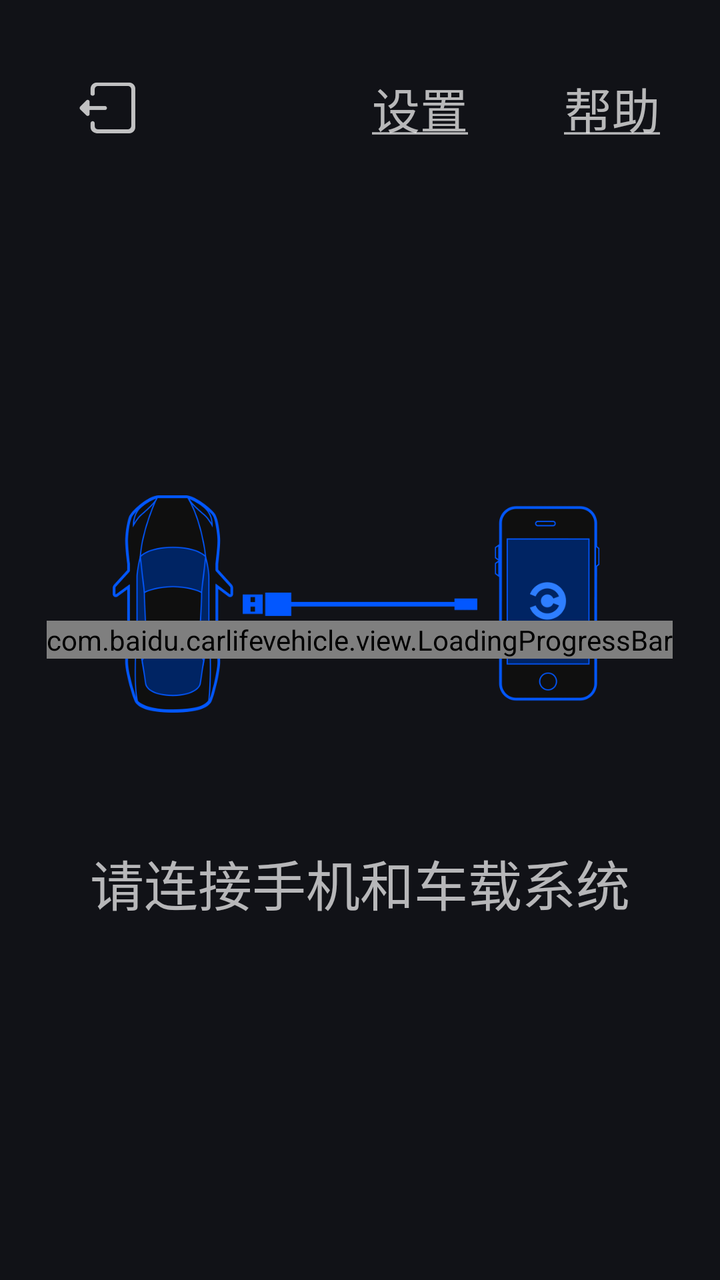
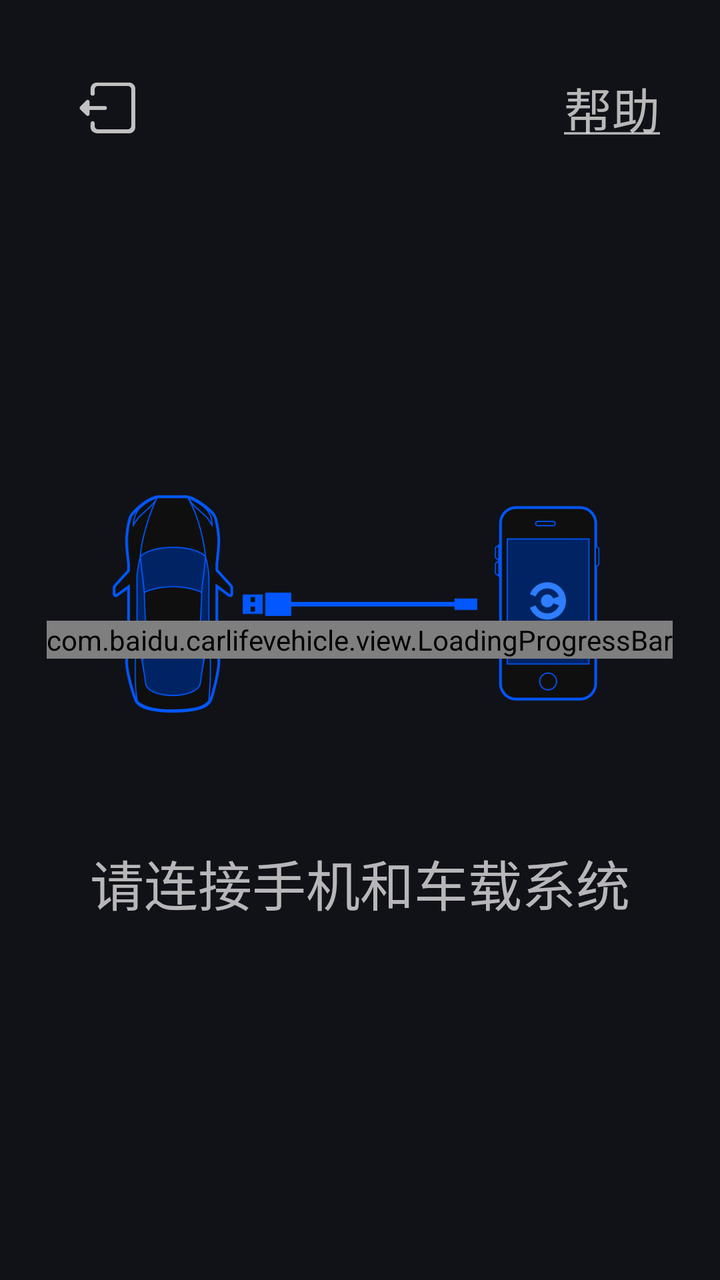

Compare the two renders of this Android layout. The source of the first and the diff that turns it into the second are given below.
<!-- AndroidManifest.xml: fallback theme Theme.MaterialComponents.DayNight.NoActionBar -->
<!-- res/layout/frag_main.xml -->
<?xml version="1.0" encoding="utf-8"?>
<RelativeLayout xmlns:android="http://schemas.android.com/apk/res/android"
    xmlns:android_custom="http://schemas.android.com/apk/res-auto"
    android:id="@+id/main_layout"
    android:layout_width="match_parent"
    android:layout_height="match_parent"
    android:background="@color/cl_bg_c_main">

    <RelativeLayout
        android:id="@+id/rellayout_bar"
        android:layout_width="match_parent"
        android:layout_height="104dp">

        <ImageButton
            android:id="@+id/exit_img_btn"
            android:layout_width="84dp"
            android:layout_height="84dp"
            android:layout_alignParentLeft="true"
            android:layout_marginLeft="12dp"
            android:layout_marginTop="12dp"
            android:background="@drawable/com_bg_btn_selector"
            android:scaleType="center"
            android:src="@drawable/car_ic_exit" />

        <TextView
            android:id="@+id/main_btn_settings"
            android:layout_width="84dp"
            android:layout_height="84dp"
            android:layout_marginRight="12dp"
            android:layout_marginTop="12dp"
            android:layout_toLeftOf="@id/main_btn_help"
            android:background="@drawable/com_bg_btn_selector"
            android:gravity="center"
            android:scaleType="center"
            android:text="@string/baidu_settings"
            android:textColor="@color/cl_text_a4_title"
            android:textSize="24sp" />

        <TextView
            android:id="@+id/main_btn_help"
            android:layout_width="84dp"
            android:layout_height="84dp"
            android:layout_alignParentRight="true"
            android:layout_marginRight="12dp"
            android:layout_marginTop="12dp"
            android:background="@drawable/com_bg_btn_selector"
            android:gravity="center"
            android:scaleType="center"
            android:text="@string/baidu_help"
            android:textColor="@color/cl_text_a4_title"
            android:textSize="24sp" />
    </RelativeLayout>

    <RelativeLayout
        android:id="@+id/main_rellayout_status"
        android:layout_width="648dp"
        android:layout_height="wrap_content"
        android:layout_centerInParent="true">

        <ImageView
            android:id="@+id/main_img_view"
            android:layout_width="match_parent"
            android:layout_height="216dp"
            android:layout_marginTop="105dp"
            android:src="@drawable/car_ic_usbwifi" />

        <TextView
            android:id="@+id/main_info_text_view"
            android:layout_width="wrap_content"
            android:layout_height="wrap_content"
            android:layout_below="@id/main_img_view"
            android:layout_centerHorizontal="true"
            android:layout_marginTop="6dp"
            android:gravity="center"
            android:text="@string/usb_not_connected"
            android:textColor="@color/cp_cont_d"
            android:textSize="27sp" />

        <Button
            android:id="@+id/main_retry_btn"
            android:layout_width="204dp"
            android:layout_height="66dp"
            android:layout_below="@id/main_info_text_view"
            android:layout_centerHorizontal="true"
            android:layout_marginTop="18dp"
            android:background="@drawable/selector_btn_retry"
            android:text="@string/usb_connect_btn_retry"
            android:textColor="@color/cl_text_a4_bgtext"
            android:textSize="24dp"
            android:visibility="invisible"></Button>
    </RelativeLayout>

    <LinearLayout
        android:layout_width="match_parent"
        android:layout_height="match_parent"
        android:orientation="vertical"></LinearLayout>

    <com.baidu.carlifevehicle.view.LoadingProgressBar
        android:id="@+id/main_load_round_progress"
        android:layout_width="wrap_content"
        android:layout_height="wrap_content"
        android:layout_centerInParent="true" />

</RelativeLayout>
<!-- resources referenced by this layout -->
<resources>
  <color name="cl_bg_c_main">#111217</color>
  <color name="cl_text_a4_bgtext">#b3ffffff</color>
  <color name="cl_text_a4_title">#b3ffffff</color>
  <color name="cp_cont_d">#b2ffffff</color>
  <!-- drawable car_ic_exit: png bitmap (drawable-hdpi, 350 bytes) -->
  <!-- drawable car_ic_usbwifi: png bitmap (drawable-hdpi, 7342 bytes) -->
  <!-- drawable com_bg_btn_selector (drawable) -->
  <?xml version="1.0" encoding="utf-8"?>
  <selector xmlns:android="http://schemas.android.com/apk/res/android">
      <item android:state_pressed="true" android:drawable="@drawable/com_bg_btn_circle" />
      <item android:state_focused="true" android:drawable="@drawable/com_bg_foucs" />
      <item android:state_selected="true" android:drawable="@drawable/com_bg_btn_circle" />
      <item android:drawable="@android:color/transparent" />
  </selector>
  <!-- drawable selector_btn_retry (drawable) -->
  <?xml version="1.0" encoding="UTF-8"?>
  <selector xmlns:android="http://schemas.android.com/apk/res/android">
  
      <item android:drawable="@drawable/shape_btn_press" android:state_pressed="true"/>
      <item android:drawable="@drawable/shape_btn_press" android:state_focused="true"/>
      <item android:drawable="@drawable/shape_btn_normal"/>
  
  </selector>
  <string name="baidu_help"><u>帮助</u></string>
  <string name="baidu_settings"><u>设置</u></string>
  <string name="usb_connect_btn_retry">重新连接</string>
  <string name="usb_not_connected">请连接手机和车载系统</string>
  <!-- drawable com_bg_btn_circle (drawable) -->
  <?xml version="1.0" encoding="utf-8"?>
  <shape xmlns:android="http://schemas.android.com/apk/res/android"
      android:shape="oval" >
      <solid android:color="@color/cl_press_b"/>
  </shape>
  <!-- drawable com_bg_foucs: png bitmap (drawable, 955 bytes) -->
  <!-- drawable shape_btn_press (drawable) -->
  <?xml version="1.0" encoding="UTF-8"?>
  <shape xmlns:android="http://schemas.android.com/apk/res/android"
      android:shape="rectangle" >
  
      <solid android:color="@color/cl_press_b" />
      <corners android:radius="6dp" />
  	<stroke 
          android:width="1dp"
          android:color="@color/cl_line_a4"/> 
  
  </shape>
  <!-- drawable shape_btn_normal (drawable) -->
  <?xml version="1.0" encoding="UTF-8"?>
  <shape xmlns:android="http://schemas.android.com/apk/res/android"
      android:shape="rectangle" >
  
      <solid android:color="@color/cl_bg_c_main" />
      <corners android:radius="6dp" />
  	<stroke 
          android:width="1dp"
          android:color="@color/cl_line_a4"/> 
  </shape>
  <color name="cl_press_b">#003366</color>
  <color name="cl_line_a4">#80ffffff</color>
</resources>

<!-- the commit's change to res/layout/frag_main.xml (unified diff, before → after) -->
@@ -21,20 +21,6 @@
             android:background="@drawable/com_bg_btn_selector"
             android:scaleType="center"
             android:src="@drawable/car_ic_exit" />
-
-        <TextView
-            android:id="@+id/main_btn_settings"
-            android:layout_width="84dp"
-            android:layout_height="84dp"
-            android:layout_marginRight="12dp"
-            android:layout_marginTop="12dp"
-            android:layout_toLeftOf="@id/main_btn_help"
-            android:background="@drawable/com_bg_btn_selector"
-            android:gravity="center"
-            android:scaleType="center"
-            android:text="@string/baidu_settings"
-            android:textColor="@color/cl_text_a4_title"
-            android:textSize="24sp" />
 
         <TextView
             android:id="@+id/main_btn_help"
<!-- resource entries referenced after the edit -->
@@ -24,7 +24,6 @@
   
   </selector>
   <string name="baidu_help"><u>帮助</u></string>
-  <string name="baidu_settings"><u>设置</u></string>
   <string name="usb_connect_btn_retry">重新连接</string>
   <string name="usb_not_connected">请连接手机和车载系统</string>
   <!-- drawable com_bg_btn_circle (drawable) -->
